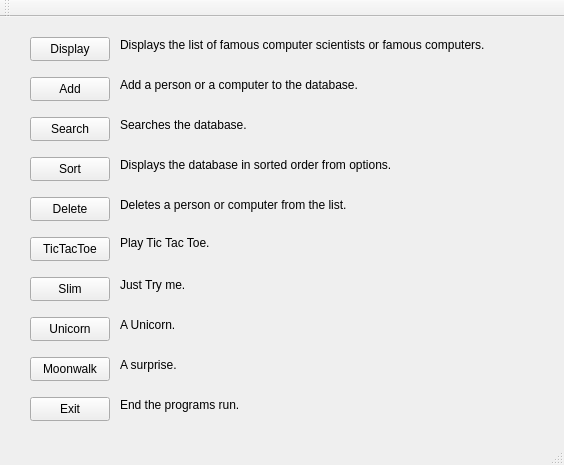
Old version of the form Widget/mainwindow.ui in the repository Ladanvini/VLN1-Hopur-5.
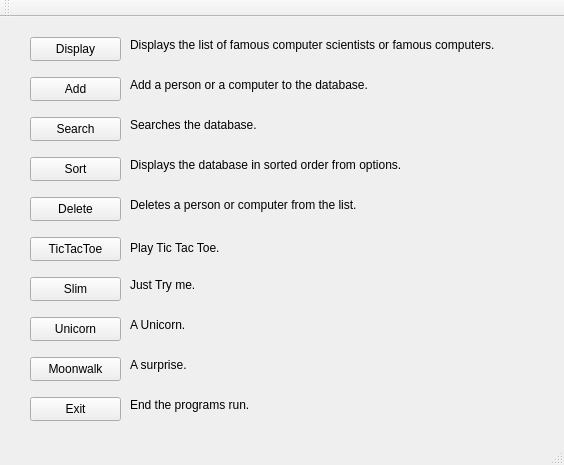
New version of the form.

Commit message: MainWindow Buttons Resized, MainWindow Renamed to Unicorn

Patch:
```diff
--- a/Widget/mainwindow.ui
+++ b/Widget/mainwindow.ui
@@ -19,7 +19,7 @@
      <rect>
       <x>30</x>
       <y>20</y>
-      <width>80</width>
+      <width>91</width>
       <height>24</height>
      </rect>
     </property>
@@ -32,7 +32,7 @@
      <rect>
       <x>30</x>
       <y>60</y>
-      <width>80</width>
+      <width>91</width>
       <height>24</height>
      </rect>
     </property>
@@ -45,7 +45,7 @@
      <rect>
       <x>30</x>
       <y>100</y>
-      <width>80</width>
+      <width>91</width>
       <height>24</height>
      </rect>
     </property>
@@ -58,7 +58,7 @@
      <rect>
       <x>30</x>
       <y>140</y>
-      <width>80</width>
+      <width>91</width>
       <height>24</height>
      </rect>
     </property>
@@ -71,7 +71,7 @@
      <rect>
       <x>30</x>
       <y>180</y>
-      <width>80</width>
+      <width>91</width>
       <height>24</height>
      </rect>
     </property>
@@ -84,7 +84,7 @@
      <rect>
       <x>30</x>
       <y>220</y>
-      <width>80</width>
+      <width>91</width>
       <height>24</height>
      </rect>
     </property>
@@ -97,7 +97,7 @@
      <rect>
       <x>30</x>
       <y>260</y>
-      <width>80</width>
+      <width>91</width>
       <height>24</height>
      </rect>
     </property>
@@ -110,7 +110,7 @@
      <rect>
       <x>30</x>
       <y>300</y>
-      <width>80</width>
+      <width>91</width>
       <height>24</height>
      </rect>
     </property>
@@ -123,7 +123,7 @@
      <rect>
       <x>30</x>
       <y>340</y>
-      <width>80</width>
+      <width>91</width>
       <height>24</height>
      </rect>
     </property>
@@ -136,7 +136,7 @@
      <rect>
       <x>30</x>
       <y>380</y>
-      <width>80</width>
+      <width>91</width>
       <height>24</height>
      </rect>
     </property>
@@ -147,7 +147,7 @@
    <widget class="QLabel" name="l_Display">
     <property name="geometry">
      <rect>
-      <x>120</x>
+      <x>130</x>
       <y>20</y>
       <width>431</width>
       <height>16</height>
@@ -160,7 +160,7 @@
    <widget class="QLabel" name="l_Add">
     <property name="geometry">
      <rect>
-      <x>120</x>
+      <x>130</x>
       <y>60</y>
       <width>281</width>
       <height>16</height>
@@ -173,7 +173,7 @@
    <widget class="QLabel" name="l_search">
     <property name="geometry">
      <rect>
-      <x>120</x>
+      <x>130</x>
       <y>100</y>
       <width>151</width>
       <height>16</height>
@@ -186,7 +186,7 @@
    <widget class="QLabel" name="l_Sort">
     <property name="geometry">
      <rect>
-      <x>120</x>
+      <x>130</x>
       <y>140</y>
       <width>321</width>
       <height>16</height>
@@ -199,7 +199,7 @@
    <widget class="QLabel" name="l_Delete">
     <property name="geometry">
      <rect>
-      <x>120</x>
+      <x>130</x>
       <y>180</y>
       <width>321</width>
       <height>16</height>
@@ -212,8 +212,8 @@
    <widget class="QLabel" name="l_TicTacToe">
     <property name="geometry">
      <rect>
-      <x>120</x>
-      <y>215</y>
+      <x>130</x>
+      <y>220</y>
       <width>111</width>
       <height>21</height>
      </rect>
@@ -225,7 +225,7 @@
    <widget class="QLabel" name="l_Slim">
     <property name="geometry">
      <rect>
-      <x>120</x>
+      <x>130</x>
       <y>260</y>
       <width>81</width>
       <height>16</height>
@@ -238,7 +238,7 @@
    <widget class="QLabel" name="l_Uni">
     <property name="geometry">
      <rect>
-      <x>120</x>
+      <x>130</x>
       <y>300</y>
       <width>91</width>
       <height>16</height>
@@ -251,7 +251,7 @@
    <widget class="QLabel" name="l_Moonwalk">
     <property name="geometry">
      <rect>
-      <x>120</x>
+      <x>130</x>
       <y>340</y>
       <width>71</width>
       <height>16</height>
@@ -264,7 +264,7 @@
    <widget class="QLabel" name="label_10">
     <property name="geometry">
      <rect>
-      <x>120</x>
+      <x>130</x>
       <y>380</y>
       <width>141</width>
       <height>16</height>
```
Left out of the diff: 2 changed lines with no effect on the pictures.
